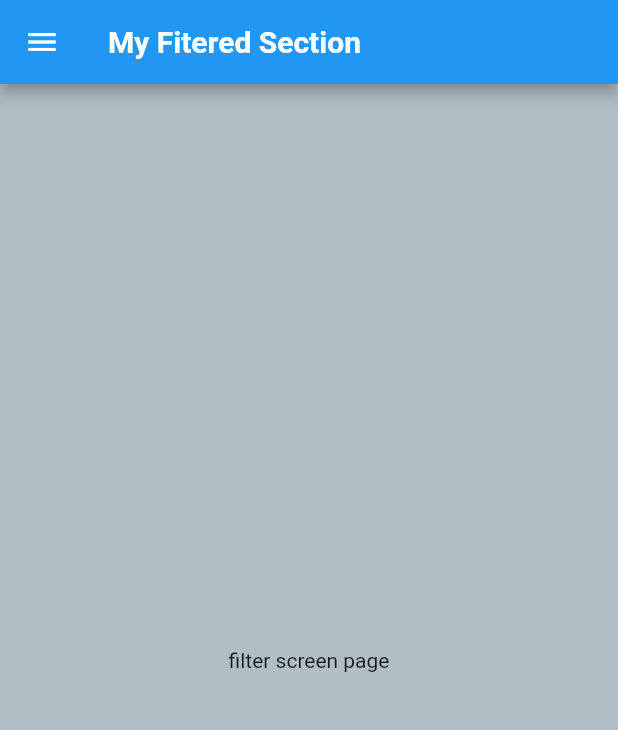
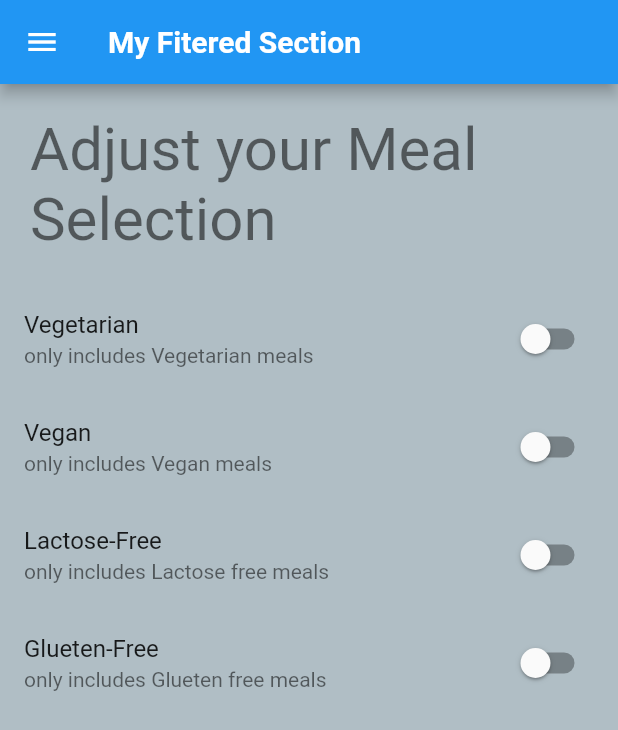
Before and after one commit to sachin96Boy/meal-appliction, a Flutter app: the FilterScreen screen opened by its route, on a phone screen of 412 x 824 dp. Shown: the top 730 px of the screen. Run offline on Flutter 3.47's test engine with Material 2 defaults, Android fonts, the phone set to English and light mode, and no system bars.

Commit message:
init: filter Screen with listtiles

```diff
--- a/lib/main.dart
+++ b/lib/main.dart
@@ -41,8 +41,8 @@ class MyApp extends StatelessWidget {
       routes: {
         CategoryMealsScreen.routeName: (context) => const CategoryMealsScreen(),
         MealDetailsScreen.routeName: (context) => const MealDetailsScreen(),
-        TabsScreen.routeName: (context) => const TabsScreen(),
-        FilterScreen.routeName: (context) => const FilterScreen()
+        FilterScreen.routeName: (context) => const FilterScreen(),
+        '/': (context) => const TabsScreen(),
       },
       // this acts as a 404 page standerd in flutter
       onUnknownRoute: (settings) => MaterialPageRoute(
--- a/lib/screens/filter_screen.dart
+++ b/lib/screens/filter_screen.dart
@@ -1,4 +1,5 @@
 import 'package:flutter/material.dart';
+import 'package:meal_app/widgets/filter_tiles.dart';
 import 'package:meal_app/widgets/main_drawer.dart';
 
 class FilterScreen extends StatelessWidget {
@@ -13,7 +14,7 @@ class FilterScreen extends StatelessWidget {
       ),
       drawer: const MainDrawer(),
       body: const Center(
-        child: Text("filter screen page"),
+        child: FilterTiles(),
       ),
     );
   }
--- a/lib/screens/tabs_screen.dart
+++ b/lib/screens/tabs_screen.dart
@@ -7,7 +7,7 @@ import 'package:meal_app/widgets/main_drawer.dart';
 class TabsScreen extends StatefulWidget {
   const TabsScreen({super.key});
 
-  static const routeName = '/';
+
 
   @override
   State<TabsScreen> createState() => _TabsScreenState();
--- /dev/null
+++ b/lib/widgets/filter_tiles.dart
@@ -0,0 +1,83 @@
+import 'package:flutter/material.dart';
+
+class FilterTiles extends StatefulWidget {
+  const FilterTiles({super.key});
+
+  @override
+  State<FilterTiles> createState() => _FilterTilesState();
+}
+
+class _FilterTilesState extends State<FilterTiles> {
+  var _glutenFree = false;
+  var _vegetarian = false;
+  var _vegan = false;
+  var _lactoseFree = false;
+
+  Widget _buildSwithListTile(
+    String title,
+    String subTitle,
+    bool value,
+    void Function(bool) onChangedFuncion,
+  ) {
+    return SwitchListTile(
+      title: Text(title),
+      value: value,
+      subtitle: Text(subTitle),
+      onChanged: onChangedFuncion,
+    );
+  }
+
+  @override
+  Widget build(BuildContext context) {
+    return Column(
+      children: [
+        Container(
+          padding: const EdgeInsets.all(20.0),
+          child: Text(
+            'Adjust your Meal Selection',
+            style: Theme.of(context).textTheme.headlineLarge,
+          ),
+        ),
+        Expanded(
+            child: ListView(
+          children: [
+            _buildSwithListTile(
+                'Vegetarian', 'only includes Vegetarian meals', _vegetarian,
+                (value) {
+              setState(
+                () {
+                  _vegetarian = value;
+                },
+              );
+            }),
+            _buildSwithListTile('Vegan', 'only includes Vegan meals', _vegan,
+                (value) {
+              setState(
+                () {
+                  _vegan = value;
+                },
+              );
+            }),
+            _buildSwithListTile('Lactose-Free',
+                'only includes Lactose free meals', _lactoseFree, (value) {
+              setState(
+                () {
+                  _lactoseFree = value;
+                },
+              );
+            }),
+            _buildSwithListTile(
+                'Glueten-Free', 'only includes Glueten free meals', _glutenFree,
+                (value) {
+              setState(
+                () {
+                  _glutenFree = value;
+                },
+              );
+            }),
+          ],
+        ))
+      ],
+    );
+  }
+}
--- a/lib/widgets/main_drawer.dart
+++ b/lib/widgets/main_drawer.dart
@@ -1,6 +1,5 @@
 import 'package:flutter/material.dart';
 import 'package:meal_app/screens/filter_screen.dart';
-import 'package:meal_app/screens/tabs_screen.dart';
 
 class MainDrawer extends StatelessWidget {
   const MainDrawer({super.key});
@@ -20,7 +19,7 @@ class MainDrawer extends StatelessWidget {
   }
 
   void onMealsTap(BuildContext context) {
-    Navigator.of(context).pushReplacementNamed(TabsScreen.routeName);
+    Navigator.of(context).pushReplacementNamed('/');
   }
 
   void onFilterTap(BuildContext context) {
```
